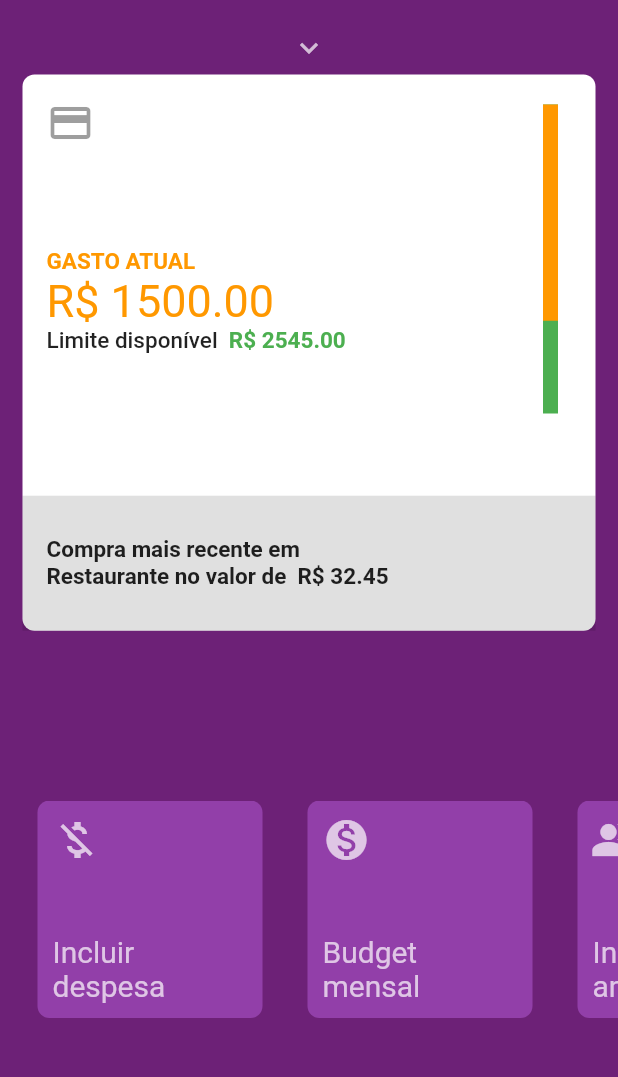
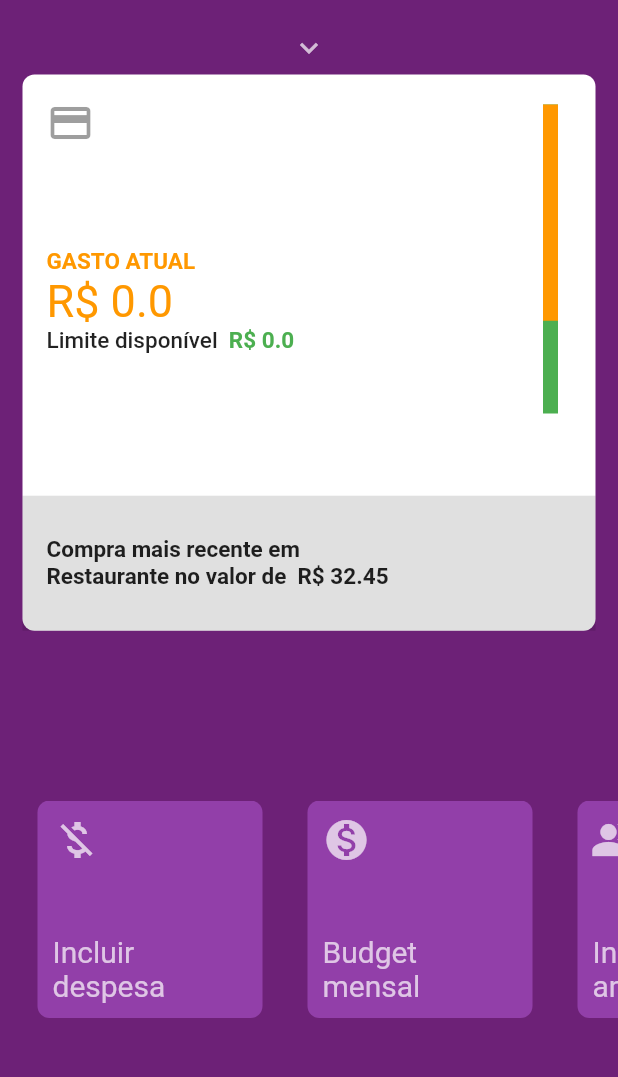
Before and after one commit to hdalmora/nubank-finance-flutter-firebase, a Flutter app: the screen it shows once a user with an empty profile is signed in, on a phone screen of 412 x 824 dp, the part 143-1220 px from its top. Run offline on Flutter 3.47's test engine with Material 2 defaults, Android fonts, the phone set to English and light mode, and no system bars; our stand-ins replace cloud_firestore, firebase_auth, rxdart, shared_preferences; accounts and stored records are empty; Roboto replaces fonts that are missing (SF Pro Display); statements that could not run were skipped.

Commit message:
show totalSpent and available limit in home page UI

```diff
--- a/lib/src/ui/home/home_page_content.dart
+++ b/lib/src/ui/home/home_page_content.dart
@@ -242,6 +242,17 @@ class _HomePageContentState extends State<HomePageContent>
                           stream: _userFinanceBloc.userFinanceDoc(snapshot.data),
                           builder: (context, snapshot) {
                             if(snapshot.hasData && snapshot.data.exists) {
+
+                              double totalSpent = snapshot.data['totalSpent'].toDouble() ?? 0;
+                              double budget = snapshot.data['budget'].toDouble() ?? 0;
+
+                              double availableLimit = budget - totalSpent;
+
+                              if(availableLimit < 0)
+                                availableLimit = 0;
+
+
+
                               _isUserBudgetAlreadySet = true;
                               return Stack(
                                 children: <Widget>[
@@ -271,7 +282,7 @@ class _HomePageContentState extends State<HomePageContent>
                                             ),
                                           ),
                                           Text(
-                                            "R\$ 1500.00",
+                                            "R\$ " + totalSpent.toString(),
                                             style: TextStyle(
                                                 color: Colors.orange,
                                                 fontWeight: FontWeight.w400,
@@ -289,7 +300,7 @@ class _HomePageContentState extends State<HomePageContent>
                                                 ),
                                               ),
                                               Text(
-                                                " R\$ 2545.00",
+                                                " R\$ " + availableLimit.toString(),
                                                 style: TextStyle(
                                                     color: Colors.green,
                                                     fontWeight: FontWeight.bold,
```
